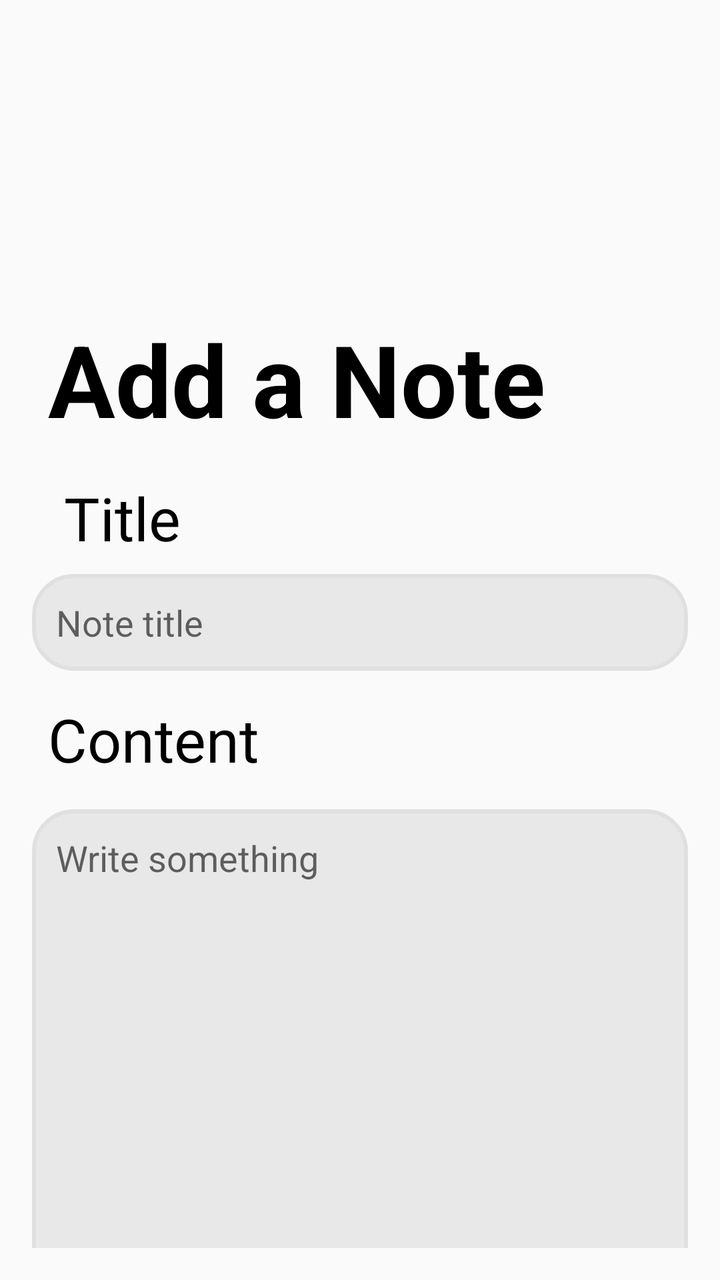
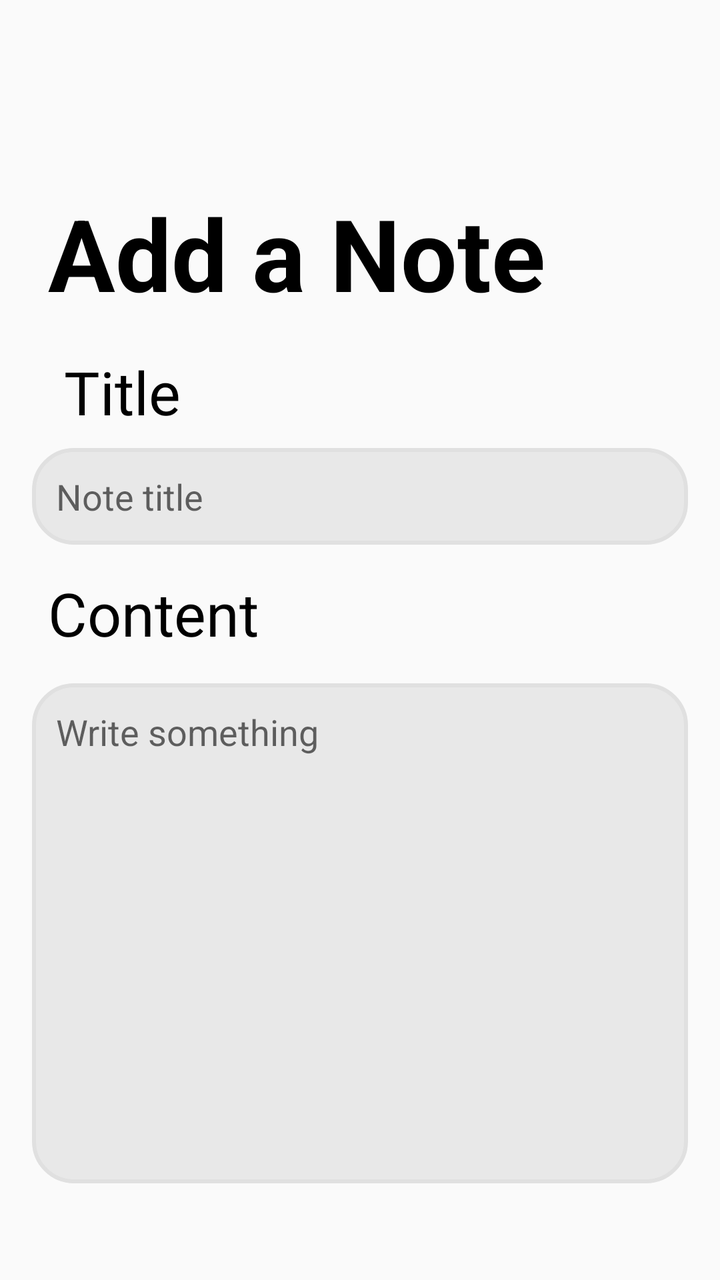

Before-and-after screenshots of an Android layout around one commit, followed by the original layout XML and the change that was made.
<!-- AndroidManifest.xml: application theme Theme.AppCompat.Light.NoActionBar -->
<!-- res/layout/add_note.xml -->
<?xml version="1.0" encoding="utf-8"?>
<androidx.constraintlayout.widget.ConstraintLayout
    xmlns:android="http://schemas.android.com/apk/res/android"
    xmlns:app="http://schemas.android.com/apk/res-auto"
    xmlns:tools="http://schemas.android.com/tools"
    android:layout_width="match_parent"
    android:layout_height="match_parent"
    android:padding="16dp">

    <TextView
        android:id="@+id/add_note_title"
        android:layout_width="wrap_content"
        android:layout_height="wrap_content"
        android:layout_marginStart="8dp"
        android:layout_marginTop="140dp"
        android:text="Add a Note"
        android:textColor="@color/black"
        android:textSize="50sp"
        android:textStyle="bold"
        app:layout_constraintStart_toStartOf="parent"
        app:layout_constraintTop_toTopOf="parent" />

    <TextView
        android:id="@+id/add_title"
        android:layout_width="wrap_content"
        android:layout_height="wrap_content"
        android:layout_marginStart="16dp"
        android:layout_marginTop="16dp"
        android:text="Title"
        android:textColor="@color/black"
        android:textSize="30sp"
        app:layout_constraintStart_toStartOf="parent"
        app:layout_constraintTop_toBottomOf="@id/add_note_title" />

    <EditText
        android:id="@+id/et_title"
        android:layout_width="match_parent"
        android:layout_height="wrap_content"
        android:layout_marginTop="8dp"
        android:background="@drawable/input_bg"
        android:hint="Note title"
        app:layout_constraintEnd_toEndOf="parent"
        app:layout_constraintHorizontal_bias="0.0"
        app:layout_constraintStart_toStartOf="parent"
        app:layout_constraintTop_toBottomOf="@id/add_title" />

    <TextView
        android:id="@+id/content_label"
        android:layout_width="wrap_content"
        android:layout_height="wrap_content"
        android:layout_marginStart="8dp"
        android:layout_marginTop="14dp"
        android:text="Content"
        android:textColor="@color/black"
        android:textSize="30sp"
        app:layout_constraintStart_toStartOf="parent"
        app:layout_constraintTop_toBottomOf="@id/et_title" />

    <EditText
        android:id="@+id/et_content"
        android:layout_width="match_parent"
        android:layout_height="300dp"
        android:layout_marginTop="15dp"
        android:background="@drawable/input_bg"
        android:gravity="top"
        android:hint="Write something"
        app:layout_constraintEnd_toEndOf="parent"
        app:layout_constraintHorizontal_bias="0.0"
        app:layout_constraintStart_toStartOf="parent"
        app:layout_constraintTop_toBottomOf="@id/content_label" />

    <ImageButton
        android:id="@+id/back"
        android:layout_width="50dp"
        android:layout_height="50dp"
        android:layout_marginStart="6dp"
        android:layout_marginTop="28dp"
        android:layout_marginEnd="360dp"
        android:background="@drawable/back"
        android:contentDescription="返回"
        app:layout_constraintEnd_toEndOf="parent"
        app:layout_constraintStart_toStartOf="parent"
        app:layout_constraintTop_toTopOf="parent" />

    <Button
        android:id="@+id/btn_add_note"
        android:layout_width="match_parent"
        android:layout_height="wrap_content"
        android:layout_marginTop="104dp"
        android:background="@drawable/blue_btn_bg"
        android:text="Add Note"
        android:textColor="@android:color/white"
        app:layout_constraintEnd_toEndOf="parent"
        app:layout_constraintHorizontal_bias="0.0"
        app:layout_constraintStart_toStartOf="parent"
        app:layout_constraintTop_toBottomOf="@id/et_content" />


</androidx.constraintlayout.widget.ConstraintLayout>
<!-- resources referenced by this layout -->
<resources>
  <color name="black">#FF000000</color>
  <!-- drawable back: png bitmap (drawable, 2350 bytes) -->
  <!-- drawable blue_btn_bg (drawable) -->
  <?xml version="1.0" encoding="utf-8"?>
  <selector xmlns:android="http://schemas.android.com/apk/res/android">
      <item android:state_pressed="true">
          <shape>
              <solid android:color="#1976D2" />
              <corners android:radius="8dp" />
          </shape>
      </item>
  
  
      <item android:state_enabled="false">
          <shape>
              <solid android:color="#BBDEFB" />
              <corners android:radius="8dp" />
          </shape>
      </item>
  
  
      <item>
          <shape>
              <solid android:color="#2196F3" />
              <corners android:radius="8dp" />
          </shape>
      </item>
  </selector>
  <!-- drawable input_bg (drawable) -->
  <?xml version="1.0" encoding="utf-8"?>
  <shape xmlns:android="http://schemas.android.com/apk/res/android">
  
          <solid android:color="#E8E8E8" />
  
  
          <stroke
              android:width="2dp"
              android:color="#E0E0E0" />
  
          <corners android:radius="20dp" />
  
  
          <padding
              android:left="12dp"
              android:top="12dp"
              android:right="12dp"
              android:bottom="12dp" />
  </shape>
</resources>

<!-- the commit's change to res/layout/add_note.xml (unified diff, before → after) -->
@@ -12,7 +12,7 @@
         android:layout_width="wrap_content"
         android:layout_height="wrap_content"
         android:layout_marginStart="8dp"
-        android:layout_marginTop="140dp"
+        android:layout_marginTop="77dp"
         android:text="Add a Note"
         android:textColor="@color/black"
         android:textSize="50sp"
@@ -59,7 +59,7 @@
     <EditText
         android:id="@+id/et_content"
         android:layout_width="match_parent"
-        android:layout_height="300dp"
+        android:layout_height="250dp"
         android:layout_marginTop="15dp"
         android:background="@drawable/input_bg"
         android:gravity="top"
@@ -74,7 +74,7 @@
         android:layout_width="50dp"
         android:layout_height="50dp"
         android:layout_marginStart="6dp"
-        android:layout_marginTop="28dp"
+        android:layout_marginTop="6dp"
         android:layout_marginEnd="360dp"
         android:background="@drawable/back"
         android:contentDescription="返回"
@@ -86,7 +86,7 @@
         android:id="@+id/btn_add_note"
         android:layout_width="match_parent"
         android:layout_height="wrap_content"
-        android:layout_marginTop="104dp"
+        android:layout_marginTop="88dp"
         android:background="@drawable/blue_btn_bg"
         android:text="Add Note"
         android:textColor="@android:color/white"
